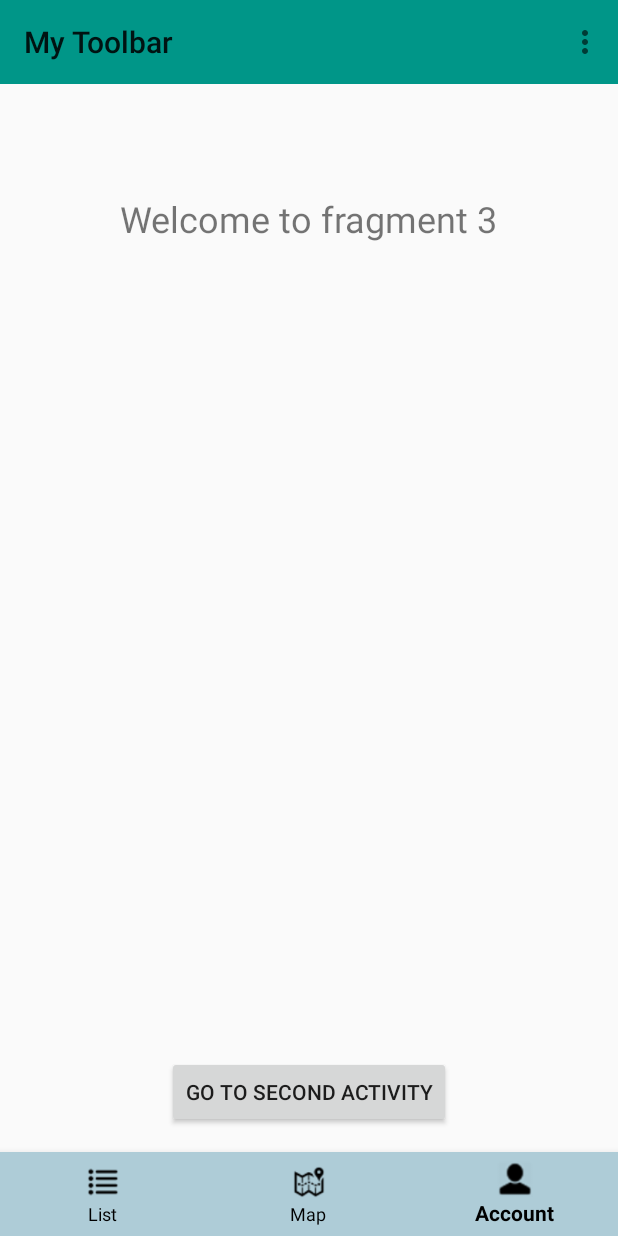
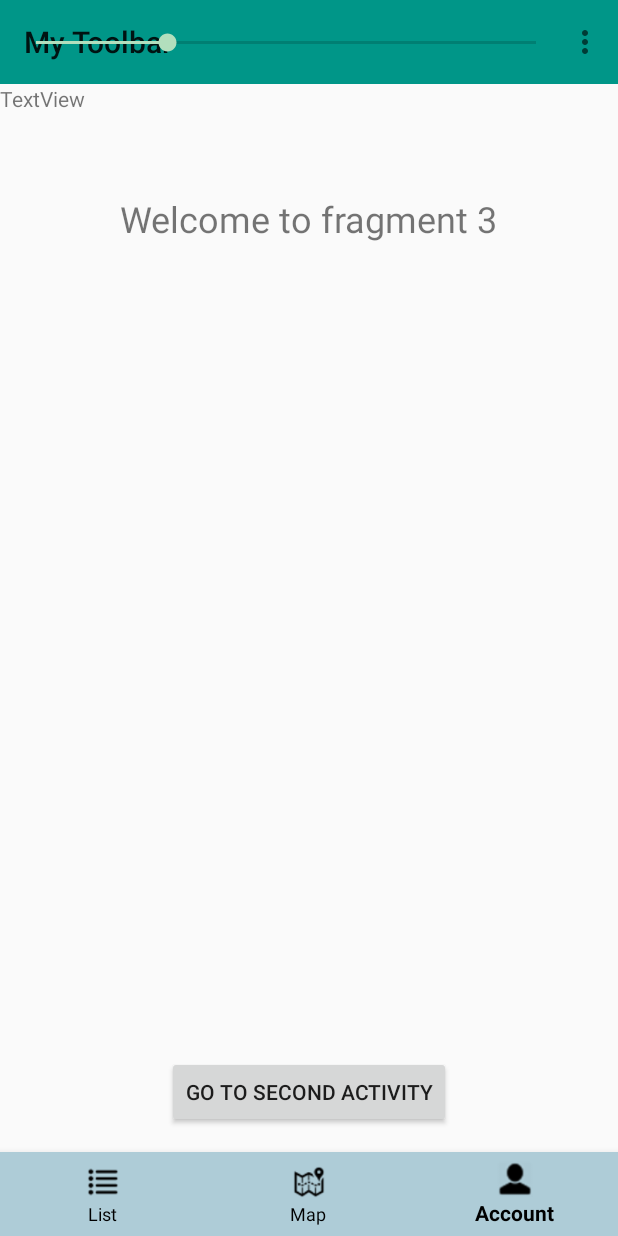
Before and after one commit to Hallur20/AndroidExamApp, an Android app: the Fragment1 screen opened directly, with no data from a screen before it, item 3 of the bottom bar chosen, on a phone screen of 412 x 824 dp. Run offline under Robolectric (Android 15) with nearby library versions, the phone set to English and light mode, and no system bars; our stand-ins replace Firebase (no records; nobody signed in at launch, a user with empty details on screens opened directly); 4 statements that could not run were skipped.

Commit message:
på vej til at filtere...

```diff
--- a/FinaleApp/app/src/main/java/com/example/hvn15/finaleapp/Fragment1.java
+++ b/FinaleApp/app/src/main/java/com/example/hvn15/finaleapp/Fragment1.java
@@ -3,6 +3,7 @@ package com.example.hvn15.finaleapp;
 import android.os.Bundle;
 import android.support.annotation.Nullable;
 import android.support.v4.app.Fragment;
+import android.util.Log;
 import android.view.LayoutInflater;
 import android.view.View;
 import android.view.ViewGroup;
@@ -13,15 +14,16 @@ import android.widget.ListView;
 import android.widget.TextView;
 
 import java.util.ArrayList;
+import java.util.List;
 
 public class Fragment1 extends Fragment {
 
     private static final String Tag = "Fragment1";
 
     /*private Button btnNavSecondActivity;*/
-    private Button showData;
     private ArrayList<Shop> copyList = new ArrayList<Shop>();
     private ListView listView;
+    private CustomAdapter customAdapter = new CustomAdapter();
 
     @Nullable
     @Override
@@ -29,25 +31,9 @@ public class Fragment1 extends Fragment {
         View view = inflater.inflate(R.layout.fragment1_layout, container, false);
         /*btnNavSecondActivity = (Button) view.findViewById(R.id.btnNavSecondActivity);*/
         listView = (ListView) view.findViewById(R.id.listview);
-        showData = (Button) view.findViewById(R.id.showdata);
         copyList = ((LoggedIn) getActivity()).shopList;
-
-        showData.setOnClickListener(new View.OnClickListener() {
-
-            @Override
-            public void onClick(View view) {
-                CustomAdapter customAdapter = new CustomAdapter();
+                customAdapter = new CustomAdapter();
                 listView.setAdapter(customAdapter);
-            }
-        });
-        /*btnNavSecondActivity.setOnClickListener(new View.OnClickListener() {
-            @Override
-            public void onClick(View view) {
-                Toast.makeText(getActivity(), "Going to Second Activity", Toast.LENGTH_SHORT).show();
-                Intent intent = new Intent(getActivity(), SecondActivity.class);
-                startActivity(intent);
-            }
-        });*/
         return view;
     }
 
@@ -96,4 +82,14 @@ public class Fragment1 extends Fragment {
             return view;
         }
     }
+
+    public void updateList(int discountNum , ListView lw, ArrayList<Shop> fromLoggedIn){
+        Log.d("hello", "hello world");
+        copyList = fromLoggedIn;
+        Log.d("halluryo",copyList.toString());
+
+
+        customAdapter = new CustomAdapter();
+        lw.setAdapter(customAdapter);
+    }
 }
--- a/FinaleApp/app/src/main/java/com/example/hvn15/finaleapp/LoggedIn.java
+++ b/FinaleApp/app/src/main/java/com/example/hvn15/finaleapp/LoggedIn.java
@@ -8,6 +8,7 @@ import android.os.Vibrator;
 import android.support.annotation.NonNull;
 import android.support.design.widget.BottomNavigationView;
 import android.support.v4.app.ActivityCompat;
+import android.support.v4.app.FragmentManager;
 import android.support.v4.view.ViewPager;
 import android.support.v7.app.AppCompatActivity;
 import android.os.Bundle;
@@ -17,6 +18,9 @@ import android.view.Menu;
 import android.view.MenuInflater;
 import android.view.MenuItem;
 import android.widget.Button;
+import android.widget.ListView;
+import android.widget.SeekBar;
+import android.widget.TextView;
 import android.widget.Toast;
 
 import com.google.firebase.database.DataSnapshot;
@@ -34,7 +38,7 @@ LoggedIn extends AppCompatActivity {
     private static final String TAG = "LoggedIn";
     public ArrayList<Shop> shopList = new ArrayList<>();
     public ArrayList<Person> users = new ArrayList<>();
-    public HashMap<String, ArrayList<Shop>> test1 =  new HashMap<>();
+    public HashMap<String, ArrayList<Shop>> test1 = new HashMap<>();
     private DatabaseReference database;
     private SectionsStatePagerAdapter mSectionsStatePagerAdapter;
     private ViewPager mViewPager;
@@ -43,6 +47,9 @@ LoggedIn extends AppCompatActivity {
     private Button btnNavSecondActivity;
     public Location location;
     public Vibrator vibrator;
+    private SeekBar seekBar;
+    private TextView seekbarNumber;
+    int progress = 25/5;
 
 
     @Override
@@ -51,13 +58,55 @@ LoggedIn extends AppCompatActivity {
         setContentView(R.layout.activity_logged_in);
         //getting the toolbar
         Toolbar toolbar = (Toolbar) findViewById(R.id.toolbar);
+        seekbarNumber = (TextView) findViewById(R.id.seekbarNumber);
 
         //setting the title
         toolbar.setTitle("My Toolbar");
 
         //placing toolbar in place of actionbar
         setSupportActionBar(toolbar);
-        mSectionsStatePagerAdapter = new SectionsStatePagerAdapter(getSupportFragmentManager());
+        seekBar = (SeekBar) findViewById(R.id.seekBar2);
+        seekBar.incrementProgressBy(5);
+        seekBar.setMax(99/5);
+        seekBar.setProgress(progress);
+        seekBar.setOnSeekBarChangeListener(new SeekBar.OnSeekBarChangeListener() {
+
+            @Override
+            public void onProgressChanged(SeekBar seekBar, int i, boolean b) {
+                progress = i/5;
+                progress = (i*5) + 5;
+                seekbarNumber.setText(""+progress);
+
+                getSupportFragmentManager()
+                        .beginTransaction()
+                        .add(R.id.container_admin, new Fragment1())
+                        .commit();
+
+
+                FragmentManager fm = getSupportFragmentManager();
+
+                Fragment1 awesome = (Fragment1)
+                        getSupportFragmentManager()
+                                .findFragmentById(R.id.container_admin);
+
+                ListView lw = findViewById(R.id.listview);
+                awesome.updateList(progress, lw, shopList);
+
+                }
+
+                @Override
+                public void onStartTrackingTouch(SeekBar seekBar) {
+
+                }
+
+                @Override
+                public void onStopTrackingTouch(SeekBar seekBar) {
+
+                }
+                });
+
+                mSectionsStatePagerAdapter = new SectionsStatePagerAdapter(getSupportFragmentManager());
+
         mViewPager = (ViewPager) findViewById(R.id.container_admin);
         vibrator = (Vibrator) getSystemService(Context.VIBRATOR_SERVICE);
         //Setup the pager
@@ -75,7 +124,6 @@ LoggedIn extends AppCompatActivity {
         }
         location = lm.getLastKnownLocation(LocationManager.GPS_PROVIDER);
         Log.d("loggedinTest", location.toString());
-
 
 
         Log.d(TAG, "onCreate: Started.");
@@ -143,6 +191,7 @@ LoggedIn extends AppCompatActivity {
 
 
     }
+
     @Override
     //calling the top toolbar menu options
     public boolean onCreateOptionsMenu(Menu menu) {
@@ -150,11 +199,12 @@ LoggedIn extends AppCompatActivity {
         menuInflater.inflate(R.menu.menu, menu);
         return true;
     }
+
     // when you select an option from the toolbar  menu
     @Override
     public boolean onOptionsItemSelected(MenuItem item) {
 
-        switch(item.getItemId()){
+        switch (item.getItemId()) {
             case R.id.menuAbout:
                 Toast.makeText(this, "You clicked about", Toast.LENGTH_SHORT).show();
                 break;
@@ -170,6 +220,7 @@ LoggedIn extends AppCompatActivity {
         }
         return true;
     }
+
     private void setupViewPager(ViewPager viewPager) {
         SectionsStatePagerAdapter adapter = new SectionsStatePagerAdapter(getSupportFragmentManager());
         adapter.addFragment(new Fragment1(), "Fragment1");
@@ -183,5 +234,4 @@ LoggedIn extends AppCompatActivity {
     }
 
 
-
 }
--- a/FinaleApp/app/src/main/res/layout/activity_logged_in.xml
+++ b/FinaleApp/app/src/main/res/layout/activity_logged_in.xml
@@ -13,6 +13,22 @@
         android:layout_alignParentStart="true"
         android:background="@color/colorPrimary"
         android:layout_alignParentLeft="true" />
+    <SeekBar
+        android:id="@+id/seekBar2"
+        android:layout_width="365dp"
+        android:layout_height="41dp"
+        android:layout_marginBottom="8dp"
+        android:layout_marginEnd="8dp"
+        android:layout_marginLeft="8dp"
+        android:layout_marginRight="8dp"
+        android:layout_marginStart="8dp"
+        android:layout_marginTop="8dp"
+        app:layout_constraintBottom_toBottomOf="parent"
+        app:layout_constraintEnd_toEndOf="parent"
+        app:layout_constraintHorizontal_bias="0.476"
+        app:layout_constraintStart_toStartOf="parent"
+        app:layout_constraintTop_toTopOf="parent"
+        app:layout_constraintVertical_bias="0.18" />
 
     <LinearLayout
         android:layout_width="match_parent"
@@ -26,7 +42,11 @@
             tools:context="com.example.hvn15.finaleapp.LoggedIn">
 
 
-
+            <TextView
+                android:id="@+id/seekbarNumber"
+                android:layout_width="wrap_content"
+                android:layout_height="wrap_content"
+                android:text="TextView" />
 
             <android.support.design.widget.BottomNavigationView
                 android:id="@+id/bottom_navigation"
@@ -65,6 +85,7 @@
 
 
         </android.support.constraint.ConstraintLayout>
+
     </LinearLayout>
 
 </RelativeLayout>
```
Also changed, not shown: FinaleApp/app/src/main/res/layout/fragment1_layout.xml (+3 -11 lines).
